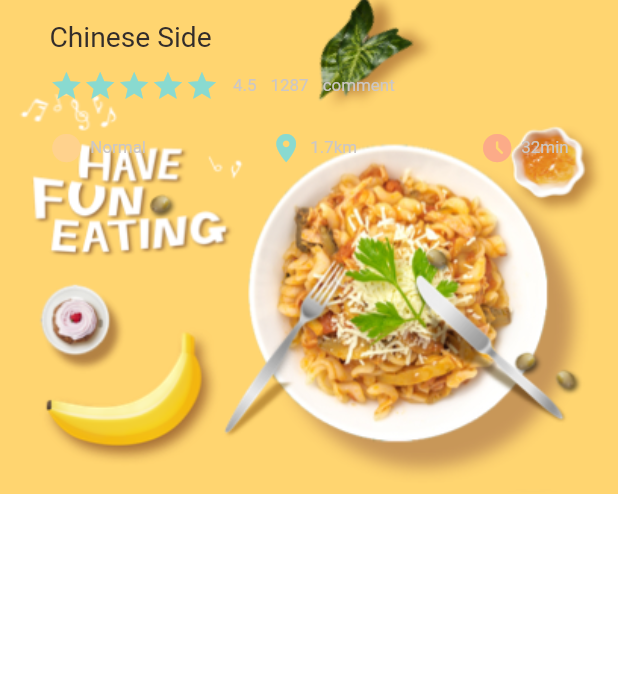
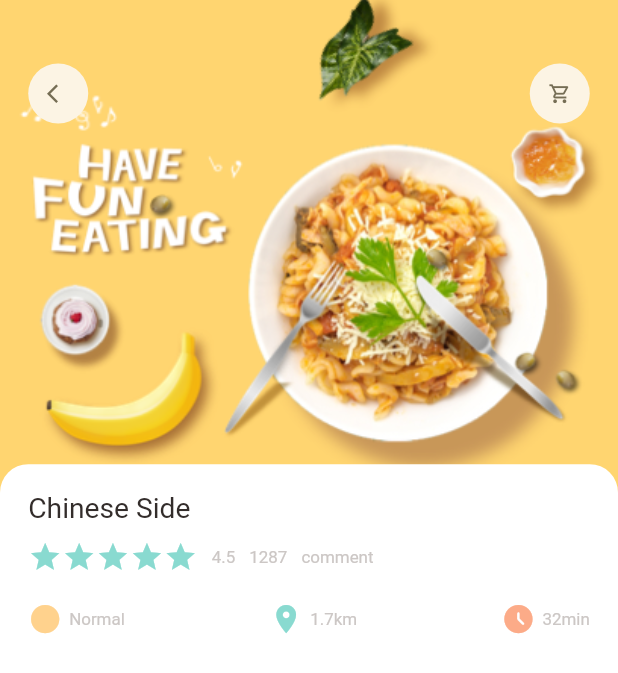
Before and after one commit to AmirMohammad79/food_delivery, a Flutter app: the screen it shows after launch, on a phone screen of 412 x 824 dp. Shown: the top 673 px of the screen. Run offline on Flutter 3.47's test engine with Material 2 defaults, Android fonts, the phone set to English and light mode, and no system bars; our stand-ins replace dots_indicator, get; missing offline and left inert: dart:ffi.

Commit message:
add AppColumn widget for popular_food_detail.dart

```diff
--- a/lib/pages/food/popular_food_detail.dart
+++ b/lib/pages/food/popular_food_detail.dart
@@ -1,5 +1,7 @@
 import 'package:flutter/material.dart';
 import 'package:food_delivery/utils/dimensions.dart';
+import 'package:food_delivery/widgets/AppIcon.dart';
+import 'package:food_delivery/widgets/app_column.dart';
 
 import '../../utils/colors.dart';
 import '../../widgets/big_text.dart';
@@ -24,73 +26,40 @@ class PopularFoodDetail extends StatelessWidget {
               decoration: BoxDecoration(
                   image: DecorationImage(
                 fit: BoxFit.cover,
-                  image: AssetImage(
-                    "assets/image/food0.png"
-                  ),
-                )
-              ),
+                image: AssetImage("assets/image/food0.png"),
+              )),
             ),
           ),
           Positioned(
+            top: Dimensions.height45,
             left: Dimensions.width20,
             right: Dimensions.width20,
-            child: Container(
-            padding: EdgeInsets.only(
-                top: Dimensions.height15,
-                left: Dimensions.width15,
-                right: Dimensions.width15),
-            child: Column(
-              crossAxisAlignment: CrossAxisAlignment.start,
+            child: Row(
+              mainAxisAlignment: MainAxisAlignment.spaceBetween,
               children: [
-                BigText(text: "Chinese Side"),
-                SizedBox(
-                  height: Dimensions.height10,
-                ),
-                Row(
-                  children: [
-                    Wrap(
-                      children: List.generate(
-                          5,
-                              (index) => Icon(
-                            Icons.star,
-                            color: AppColors.mainColor,
-                            size: Dimensions.iconSize24,
-                          )),
-                    ),
-                    SizedBox(
-                      width: Dimensions.width10,
-                    ),
-                    SmallText(text: "4.5"),
-                    SizedBox(
-                      width: Dimensions.width10,
-                    ),
-                    SmallText(text: "1287"),
-                    SizedBox(
-                      width: Dimensions.width10,
-                    ),
-                    SmallText(text: "comment")
+                AppIcon(icon: Icons.arrow_back_ios),
+                AppIcon(icon: Icons.shopping_cart_outlined),
               ],
             ),
-                SizedBox(
-                  height: Dimensions.height20,
           ),
-                Row(
-                  mainAxisAlignment: MainAxisAlignment.spaceBetween,
+          Positioned(
+            right: 0,
+            left: 0,
+            top: Dimensions.popularFoodImgSiz - 20,
+            bottom: 0,
+            child: Container(
+              padding: EdgeInsets.only(top: Dimensions.height20, bottom: Dimensions.height20,left: Dimensions.width20, right: Dimensions.width20),
+              decoration: BoxDecoration(
+                color: Colors.white,
+                borderRadius: BorderRadius.only(
+                  topRight: Radius.circular(Dimensions.radius20),
+                  topLeft: Radius.circular(Dimensions.radius20)
+                )
+              ),
+              child: Column(
               children: [
-                    IconAndTextWidget(
-                        text: "Normal",
-                        iconColor: AppColors.iconColor1,
-                        icon: Icons.circle_sharp),
-                    IconAndTextWidget(
-                        text: "1.7km",
-                        iconColor: AppColors.mainColor,
-                        icon: Icons.location_on),
-                    IconAndTextWidget(
-                        text: "32min",
-                        iconColor: AppColors.iconColor2,
-                        icon: Icons.access_time_filled_rounded),
-                  ],
-                )
+                AppColumn(text: "Chinese Side"),
+                SizedBox(height: Dimensions.height20,),
               ],
           ),
             ),)
--- a/lib/utils/dimensions.dart
+++ b/lib/utils/dimensions.dart
@@ -30,6 +30,7 @@ static double height45 = screenHeight /19.453;
 
   // dynamic icons size
   static double iconSize24= screenHeight /36.476;
+  static double iconSize16= screenHeight /54.713;
 
 // dynamic radius
   static double radius15 = screenHeight /58.361;
--- a/lib/widgets/AppIcon.dart
+++ b/lib/widgets/AppIcon.dart
@@ -1,4 +1,5 @@
 import 'package:flutter/cupertino.dart';
+import 'package:food_delivery/utils/dimensions.dart';
 
 class AppIcon extends StatelessWidget {
   final IconData icon;
@@ -23,7 +24,7 @@ class AppIcon extends StatelessWidget {
         borderRadius: BorderRadius.circular(size/2)
       ),
       child: Icon(
-        icon , color:  iconColor, size: 16,
+        icon , color:  iconColor, size: Dimensions.iconSize16,
       ),
     );
   }
--- /dev/null
+++ b/lib/widgets/app_column.dart
@@ -0,0 +1,69 @@
+import 'package:flutter/material.dart';
+import 'package:food_delivery/widgets/small_text.dart';
+import '../utils/colors.dart';
+import '../utils/dimensions.dart';
+import 'big_text.dart';
+import 'icon_and_text_widget.dart';
+
+class AppColumn extends StatelessWidget {
+  final String text;
+  const AppColumn({Key? key, required this.text}) : super(key: key);
+
+  @override
+  Widget build(BuildContext context) {
+    return Column(
+      crossAxisAlignment: CrossAxisAlignment.start,
+      children: [
+        BigText(text: text),
+        SizedBox(
+          height: Dimensions.height10,
+        ),
+        Row(
+          children: [
+            Wrap(
+              children: List.generate(
+                  5,
+                  (index) => Icon(
+                        Icons.star,
+                        color: AppColors.mainColor,
+                        size: Dimensions.iconSize24,
+                      )),
+            ),
+            SizedBox(
+              width: Dimensions.width10,
+            ),
+            SmallText(text: "4.5"),
+            SizedBox(
+              width: Dimensions.width10,
+            ),
+            SmallText(text: "1287"),
+            SizedBox(
+              width: Dimensions.width10,
+            ),
+            SmallText(text: "comment")
+          ],
+        ),
+        SizedBox(
+          height: Dimensions.height20,
+        ),
+        Row(
+          mainAxisAlignment: MainAxisAlignment.spaceBetween,
+          children: [
+            IconAndTextWidget(
+                text: "Normal",
+                iconColor: AppColors.iconColor1,
+                icon: Icons.circle_sharp),
+            IconAndTextWidget(
+                text: "1.7km",
+                iconColor: AppColors.mainColor,
+                icon: Icons.location_on),
+            IconAndTextWidget(
+                text: "32min",
+                iconColor: AppColors.iconColor2,
+                icon: Icons.access_time_filled_rounded),
+          ],
+        )
+      ],
+    );
+  }
+}
```
Also changed, not shown: lib/pages/home/food_page_body.dart (+2 -54 lines). Lines whose indentation alone changed are shown as unchanged.
